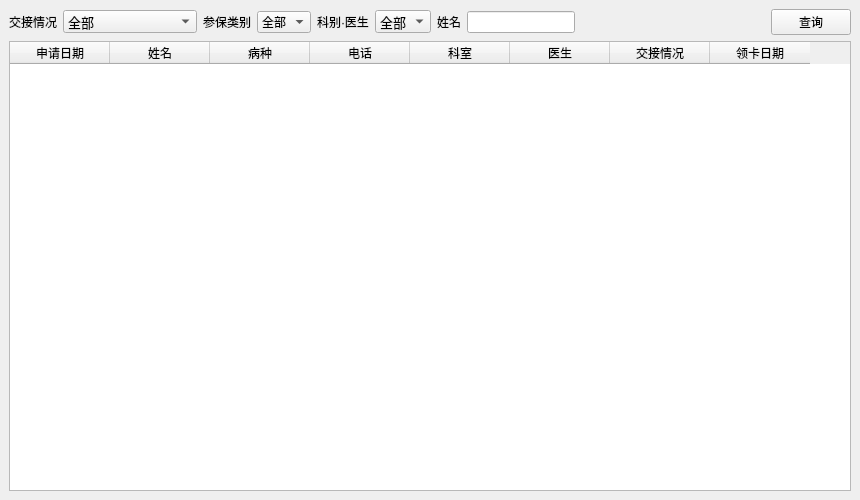
Old version of the form y_jbylbxtdbzmzsqdjjjb.ui in the repository mxdmly/GlassMars.
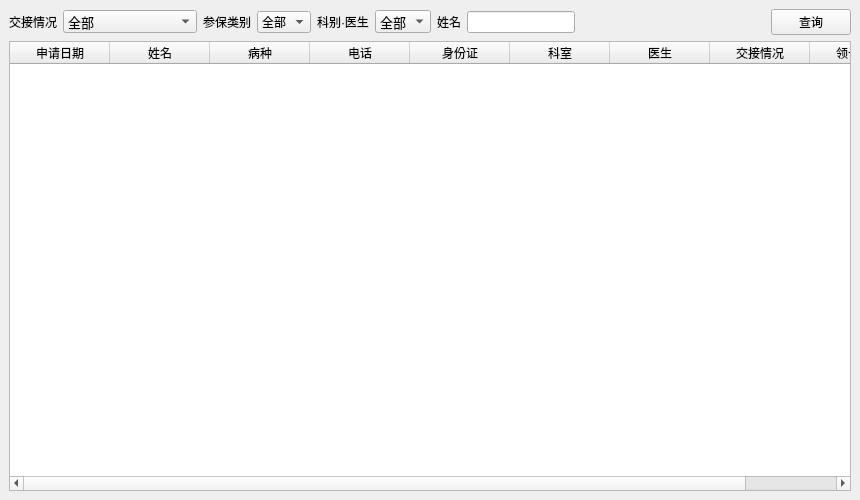
New version of the form.

Diff of the .ui file:
```diff
--- a/y_jbylbxtdbzmzsqdjjjb.ui
+++ b/y_jbylbxtdbzmzsqdjjjb.ui
@@ -179,6 +179,11 @@
           <string>电话</string>
          </property>
         </column>
+        <column>
+         <property name="text">
+          <string>身份证</string>
+         </property>
+        </column>
         <column>
          <property name="text">
           <string>科室</string>
```
